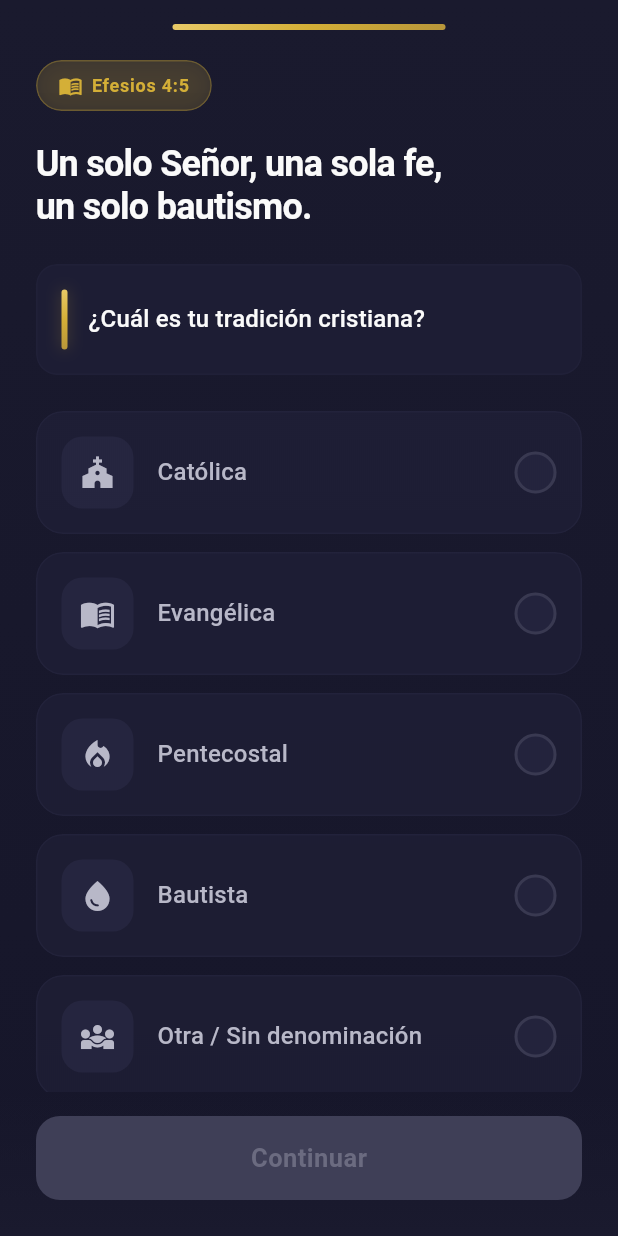
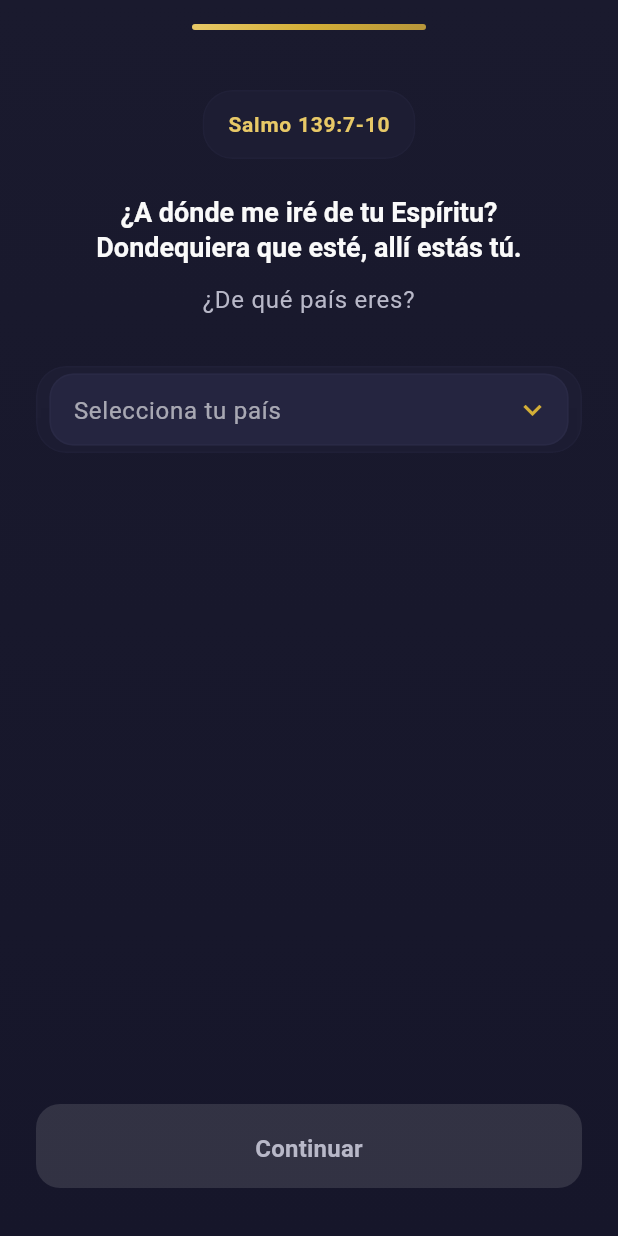
Before and after one commit to RobertoAbia/BibliaChat-, a Flutter app: the screen it shows after launch, swiped to page 4, on a phone screen of 412 x 824 dp. Run offline on Flutter 3.47's test engine with Material 3 defaults, Android fonts, the phone set to English and light mode, and no system bars; our stand-ins replace flutter_dotenv, flutter_riverpod, go_router, lottie, shimmer, supabase_flutter; accounts and stored records are empty; network calls fail.

Commit message:
feat(onboarding): add country selection with Hispanic countries dropdown
- Add OnboardingCountryPage with 21 Hispanic countries dropdown
- Each country maps to origin_group enum (mexico_centroamerica, caribe, sudamerica, espana, usa_hispano)
- Update OnboardingScreen to 10 pages (added country after gender)
- Add setOrigin method and originEnum getter to provider
- Update repository to save origin field
- Update all documentation (PRD, BBDD, Tickets, Casos de Uso, CLAUDE.md)
- Fix CardThemeData issue (WSL analyzer false positive)

🤖 Generated with [Claude Code](https://claude.com/claude-code)

Co-Authored-By: Claude Opus 4.5 <noreply@anthropic.com>

```diff
--- a/app_flutter/lib/features/onboarding/presentation/screens/onboarding_screen.dart
+++ b/app_flutter/lib/features/onboarding/presentation/screens/onboarding_screen.dart
@@ -7,6 +7,7 @@ import '../../../../core/theme/app_theme.dart';
 import '../../../profile/presentation/providers/user_profile_provider.dart';
 import '../widgets/onboarding_welcome_page.dart';
 import '../widgets/onboarding_selection_page.dart';
+import '../widgets/onboarding_country_page.dart';
 import '../widgets/onboarding_text_input_page.dart';
 import '../widgets/onboarding_analyzing_page.dart';
 import '../widgets/onboarding_ready_page.dart';
@@ -21,7 +22,7 @@ class OnboardingScreen extends ConsumerStatefulWidget {
 class _OnboardingScreenState extends ConsumerState<OnboardingScreen> {
   final PageController _pageController = PageController();
   int _currentPage = 0;
-  final int _totalPages = 9;
+  final int _totalPages = 10; // Añadida página de país
 
   @override
   void dispose() {
@@ -66,10 +67,12 @@ class _OnboardingScreenState extends ConsumerState<OnboardingScreen> {
       case 2:
         return state.gender != null;
       case 3:
+        return state.origin != null;
+      case 4:
         return state.denomination != null;
-      case 4:
+      case 5:
         return state.bibleVersionCode != null;
-      case 5:
+      case 6:
         return state.supportType != null;
       default:
         return true;
@@ -152,7 +155,18 @@ class _OnboardingScreenState extends ConsumerState<OnboardingScreen> {
                       },
                     ),
 
-                    // Page 3: Denomination selection
+                    // Page 3: Country selection
+                    Builder(
+                      builder: (context) {
+                        final notifier = ref.read(onboardingProvider.notifier);
+                        return OnboardingCountryPage(
+                          onSelect: (originGroup) => notifier.setOrigin(originGroup),
+                          onNext: _canProceed() ? _nextPage : null,
+                        );
+                      },
+                    ),
+
+                    // Page 4: Denomination selection
                     Builder(
                       builder: (context) {
                         final state = ref.watch(onboardingProvider);
@@ -195,7 +209,7 @@ class _OnboardingScreenState extends ConsumerState<OnboardingScreen> {
                       },
                     ),
 
-                    // Page 4: Bible version
+                    // Page 5: Bible version
                     Builder(
                       builder: (context) {
                         final state = ref.watch(onboardingProvider);
@@ -233,7 +247,7 @@ class _OnboardingScreenState extends ConsumerState<OnboardingScreen> {
                       },
                     ),
 
-                    // Page 5: Support type
+                    // Page 6: Support type
                     Builder(
                       builder: (context) {
                         final state = ref.watch(onboardingProvider);
@@ -261,7 +275,7 @@ class _OnboardingScreenState extends ConsumerState<OnboardingScreen> {
                       },
                     ),
 
-                    // Page 6: Heart input
+                    // Page 7: Heart input
                     Builder(
                       builder: (context) {
                         final state = ref.watch(onboardingProvider);
@@ -277,12 +291,12 @@ class _OnboardingScreenState extends ConsumerState<OnboardingScreen> {
                       },
                     ),
 
-                    // Page 7: Analyzing
+                    // Page 8: Analyzing
                     OnboardingAnalyzingPage(
                       onComplete: _nextPage,
                     ),
 
-                    // Page 8: Ready
+                    // Page 9: Ready
                     OnboardingReadyPage(
                       onStart: _completeOnboarding,
                     ),
--- /dev/null
+++ b/app_flutter/lib/features/onboarding/presentation/widgets/onboarding_country_page.dart
@@ -0,0 +1,265 @@
+import 'package:flutter/material.dart';
+
+import '../../../../core/theme/app_theme.dart';
+import '../../../../core/widgets/glass_container.dart';
+
+/// País hispanohablante con su bandera y grupo de origen
+class HispanicCountry {
+  final String code;
+  final String name;
+  final String flag;
+  final String originGroup; // Mapeo a origin_group de la BD
+
+  const HispanicCountry({
+    required this.code,
+    required this.name,
+    required this.flag,
+    required this.originGroup,
+  });
+}
+
+/// Lista de países hispanohablantes
+const hispanicCountries = [
+  // México y Centroamérica
+  HispanicCountry(code: 'MX', name: 'México', flag: '🇲🇽', originGroup: 'mexico_centroamerica'),
+  HispanicCountry(code: 'GT', name: 'Guatemala', flag: '🇬🇹', originGroup: 'mexico_centroamerica'),
+  HispanicCountry(code: 'HN', name: 'Honduras', flag: '🇭🇳', originGroup: 'mexico_centroamerica'),
+  HispanicCountry(code: 'SV', name: 'El Salvador', flag: '🇸🇻', originGroup: 'mexico_centroamerica'),
+  HispanicCountry(code: 'NI', name: 'Nicaragua', flag: '🇳🇮', originGroup: 'mexico_centroamerica'),
+  HispanicCountry(code: 'CR', name: 'Costa Rica', flag: '🇨🇷', originGroup: 'mexico_centroamerica'),
+  HispanicCountry(code: 'PA', name: 'Panamá', flag: '🇵🇦', originGroup: 'mexico_centroamerica'),
+
+  // Caribe
+  HispanicCountry(code: 'CU', name: 'Cuba', flag: '🇨🇺', originGroup: 'caribe'),
+  HispanicCountry(code: 'DO', name: 'República Dominicana', flag: '🇩🇴', originGroup: 'caribe'),
+  HispanicCountry(code: 'PR', name: 'Puerto Rico', flag: '🇵🇷', originGroup: 'caribe'),
+
+  // Sudamérica
+  HispanicCountry(code: 'CO', name: 'Colombia', flag: '🇨🇴', originGroup: 'sudamerica'),
+  HispanicCountry(code: 'VE', name: 'Venezuela', flag: '🇻🇪', originGroup: 'sudamerica'),
+  HispanicCountry(code: 'EC', name: 'Ecuador', flag: '🇪🇨', originGroup: 'sudamerica'),
+  HispanicCountry(code: 'PE', name: 'Perú', flag: '🇵🇪', originGroup: 'sudamerica'),
+  HispanicCountry(code: 'BO', name: 'Bolivia', flag: '🇧🇴', originGroup: 'sudamerica'),
+  HispanicCountry(code: 'CL', name: 'Chile', flag: '🇨🇱', originGroup: 'sudamerica'),
+  HispanicCountry(code: 'AR', name: 'Argentina', flag: '🇦🇷', originGroup: 'sudamerica'),
+  HispanicCountry(code: 'UY', name: 'Uruguay', flag: '🇺🇾', originGroup: 'sudamerica'),
+  HispanicCountry(code: 'PY', name: 'Paraguay', flag: '🇵🇾', originGroup: 'sudamerica'),
+
+  // España
+  HispanicCountry(code: 'ES', name: 'España', flag: '🇪🇸', originGroup: 'espana'),
+
+  // USA Hispano
+  HispanicCountry(code: 'US', name: 'Estados Unidos', flag: '🇺🇸', originGroup: 'usa_hispano'),
+];
+
+class OnboardingCountryPage extends StatefulWidget {
+  final String? selectedCountryCode;
+  final ValueChanged<String> onSelect; // Devuelve el originGroup
+  final ValueChanged<String>? onCountryCodeSelect; // Devuelve el código de país
+  final VoidCallback? onNext;
+
+  const OnboardingCountryPage({
+    super.key,
+    this.selectedCountryCode,
+    required this.onSelect,
+    this.onCountryCodeSelect,
+    this.onNext,
+  });
+
+  @override
+  State<OnboardingCountryPage> createState() => _OnboardingCountryPageState();
+}
+
+class _OnboardingCountryPageState extends State<OnboardingCountryPage> {
+  String? _selectedCode;
+
+  @override
+  void initState() {
+    super.initState();
+    _selectedCode = widget.selectedCountryCode;
+  }
+
+  @override
+  Widget build(BuildContext context) {
+    return Padding(
+      padding: const EdgeInsets.symmetric(horizontal: 24),
+      child: Column(
+        children: [
+          const SizedBox(height: 40),
+
+          // Versículo
+          GlassContainer(
+            padding: const EdgeInsets.symmetric(horizontal: 16, vertical: 12),
+            child: Text(
+              'Salmo 139:7-10',
+              style: Theme.of(context).textTheme.labelLarge?.copyWith(
+                    color: AppTheme.primaryLight,
+                    fontWeight: FontWeight.w600,
+                  ),
+            ),
+          ),
+          const SizedBox(height: 24),
+
+          // Título
+          Text(
+            '¿A dónde me iré de tu Espíritu?\nDondequiera que esté, allí estás tú.',
+            textAlign: TextAlign.center,
+            style: Theme.of(context).textTheme.headlineSmall?.copyWith(
+                  color: AppTheme.textPrimary,
+                  fontWeight: FontWeight.w600,
+                  height: 1.3,
+                ),
+          ),
+          const SizedBox(height: 12),
+
+          // Subtítulo
+          Text(
+            '¿De qué país eres?',
+            textAlign: TextAlign.center,
+            style: Theme.of(context).textTheme.bodyLarge?.copyWith(
+                  color: AppTheme.textSecondary,
+                ),
+          ),
+          const SizedBox(height: 32),
+
+          // Dropdown
+          Expanded(
+            child: SingleChildScrollView(
+              child: Column(
+                children: [
+                  GlassContainer(
+                    padding: const EdgeInsets.symmetric(horizontal: 8, vertical: 4),
+                    child: DropdownButtonFormField<String>(
+                      value: _selectedCode,
+                      decoration: InputDecoration(
+                        border: InputBorder.none,
+                        contentPadding: const EdgeInsets.symmetric(horizontal: 12),
+                        hintText: 'Selecciona tu país',
+                        hintStyle: TextStyle(
+                          color: AppTheme.textSecondary.withOpacity(0.7),
+                        ),
+                      ),
+                      dropdownColor: AppTheme.surfaceDark,
+                      style: Theme.of(context).textTheme.bodyLarge?.copyWith(
+                            color: AppTheme.textPrimary,
+                          ),
+                      icon: const Icon(
+                        Icons.keyboard_arrow_down,
+                        color: AppTheme.primaryColor,
+                      ),
+                      isExpanded: true,
+                      menuMaxHeight: 300,
+                      items: hispanicCountries.map((country) {
+                        return DropdownMenuItem<String>(
+                          value: country.code,
+                          child: Row(
+                            children: [
+                              Text(
+                                country.flag,
+                                style: const TextStyle(fontSize: 24),
+                              ),
+                              const SizedBox(width: 12),
+                              Text(country.name),
+                            ],
+                          ),
+                        );
+                      }).toList(),
+                      onChanged: (code) {
+                        if (code != null) {
+                          setState(() => _selectedCode = code);
+
+                          // Encontrar el país y devolver el originGroup
+                          final country = hispanicCountries.firstWhere(
+                            (c) => c.code == code,
+                          );
+                          widget.onSelect(country.originGroup);
+                          widget.onCountryCodeSelect?.call(code);
+                        }
+                      },
+                    ),
+                  ),
+                  const SizedBox(height: 24),
+
+                  // Mostrar país seleccionado
+                  if (_selectedCode != null)
+                    _buildSelectedCountry(),
+                ],
+              ),
+            ),
+          ),
+
+          // Botón continuar
+          Padding(
+            padding: const EdgeInsets.only(bottom: 32),
+            child: SizedBox(
+              width: double.infinity,
+              height: 56,
+              child: ElevatedButton(
+                onPressed: _selectedCode != null ? widget.onNext : null,
+                style: ElevatedButton.styleFrom(
+                  backgroundColor: _selectedCode != null
+                      ? AppTheme.primaryColor
+                      : AppTheme.surfaceDark,
+                  foregroundColor: _selectedCode != null
+                      ? AppTheme.backgroundDark
+                      : AppTheme.textSecondary,
+                  shape: RoundedRectangleBorder(
+                    borderRadius: BorderRadius.circular(16),
+                  ),
+                ),
+                child: Text(
+                  'Continuar',
+                  style: Theme.of(context).textTheme.titleMedium?.copyWith(
+                        fontWeight: FontWeight.w600,
+                        color: _selectedCode != null
+                            ? AppTheme.backgroundDark
+                            : AppTheme.textSecondary,
+                      ),
+                ),
+              ),
+            ),
+          ),
+        ],
+      ),
+    );
+  }
+
+  Widget _buildSelectedCountry() {
+    final country = hispanicCountries.firstWhere(
+      (c) => c.code == _selectedCode,
+    );
+
+    return GlassContainer(
+      padding: const EdgeInsets.all(20),
+      borderRadius: 20,
+      child: Row(
+        mainAxisAlignment: MainAxisAlignment.center,
+        children: [
+          Text(
+            country.flag,
+            style: const TextStyle(fontSize: 48),
+          ),
+          const SizedBox(width: 16),
+          Column(
+            crossAxisAlignment: CrossAxisAlignment.start,
+            children: [
+              Text(
+                country.name,
+                style: Theme.of(context).textTheme.titleLarge?.copyWith(
+                      color: AppTheme.textPrimary,
+                      fontWeight: FontWeight.w600,
+                    ),
+              ),
+              Text(
+                'Personalizaremos tu experiencia',
+                style: Theme.of(context).textTheme.bodySmall?.copyWith(
+                      color: AppTheme.textSecondary,
+                    ),
+              ),
+            ],
+          ),
+        ],
+      ),
+    );
+  }
+}
--- a/app_flutter/lib/features/profile/data/repositories/user_profile_repository_impl.dart
+++ b/app_flutter/lib/features/profile/data/repositories/user_profile_repository_impl.dart
@@ -32,6 +32,7 @@ class UserProfileRepositoryImpl implements UserProfileRepository {
     required String userId,
     String? name,
     GenderType? gender,
+    OriginGroup? origin,
     AgeGroup? ageGroup,
     Denomination? denomination,
     String? bibleVersionCode,
@@ -41,6 +42,7 @@ class UserProfileRepositoryImpl implements UserProfileRepository {
     final updateData = UserProfileModel.toUpdateJson(
       name: name,
       gender: gender,
+      origin: origin,
       ageGroup: ageGroup,
       denomination: denomination,
       bibleVersionCode: bibleVersionCode,
--- a/app_flutter/lib/features/profile/domain/repositories/user_profile_repository.dart
+++ b/app_flutter/lib/features/profile/domain/repositories/user_profile_repository.dart
@@ -13,6 +13,7 @@ abstract class UserProfileRepository {
     required String userId,
     String? name,
     GenderType? gender,
+    OriginGroup? origin,
     AgeGroup? ageGroup,
     Denomination? denomination,
     String? bibleVersionCode,
--- a/app_flutter/lib/features/profile/presentation/providers/user_profile_provider.dart
+++ b/app_flutter/lib/features/profile/presentation/providers/user_profile_provider.dart
@@ -41,6 +41,7 @@ class OnboardingState {
   final String? name;
   final String? ageGroup;
   final String? gender;
+  final String? origin; // origin_group de la BD
   final String? denomination;
   final String? bibleVersionCode;
   final String? supportType;
@@ -52,6 +53,7 @@ class OnboardingState {
     this.name,
     this.ageGroup,
     this.gender,
+    this.origin,
     this.denomination,
     this.bibleVersionCode,
     this.supportType,
@@ -64,6 +66,7 @@ class OnboardingState {
     String? name,
     String? ageGroup,
     String? gender,
+    String? origin,
     String? denomination,
     String? bibleVersionCode,
     String? supportType,
@@ -75,6 +78,7 @@ class OnboardingState {
       name: name ?? this.name,
       ageGroup: ageGroup ?? this.ageGroup,
       gender: gender ?? this.gender,
+      origin: origin ?? this.origin,
       denomination: denomination ?? this.denomination,
       bibleVersionCode: bibleVersionCode ?? this.bibleVersionCode,
       supportType: supportType ?? this.supportType,
@@ -104,6 +108,9 @@ class OnboardingState {
 
   /// Convierte gender string a GenderType enum
   GenderType? get genderEnum => GenderType.fromString(gender);
+
+  /// Convierte origin string a OriginGroup enum
+  OriginGroup? get originEnum => OriginGroup.fromString(origin);
 }
 
 /// Notifier para manejar el estado del onboarding
@@ -118,6 +125,10 @@ class OnboardingNotifier extends StateNotifier<OnboardingState> {
 
   void setGender(String value) {
     state = state.copyWith(gender: value);
+  }
+
+  void setOrigin(String value) {
+    state = state.copyWith(origin: value);
   }
 
   void setDenomination(String value) {
@@ -153,6 +164,7 @@ class OnboardingNotifier extends StateNotifier<OnboardingState> {
       await _repository.completeOnboarding(
         userId: userId,
         gender: state.genderEnum,
+        origin: state.originEnum,
         ageGroup: state.ageGroupEnum,
         denomination: state.denominationEnum,
         bibleVersionCode: state.bibleVersionCode,
```
Also changed, not shown: app_flutter/pubspec.lock, 5 other files.
